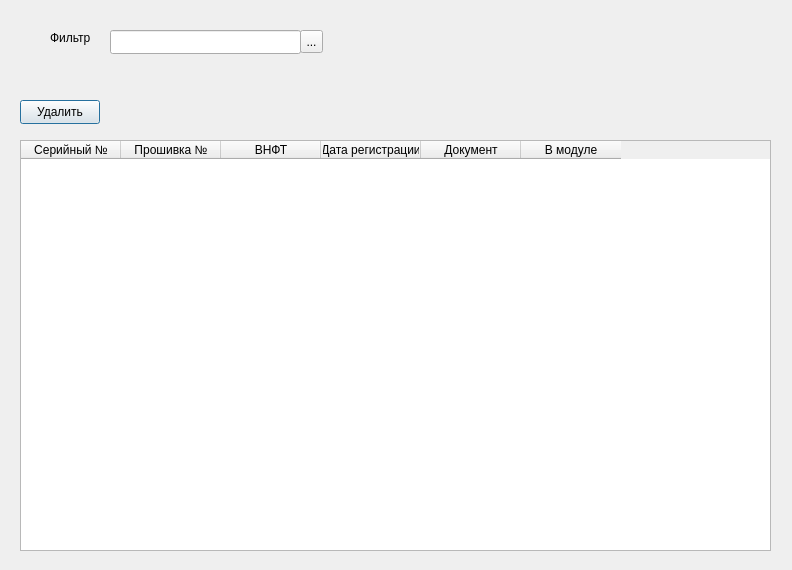
Before: the Qt Designer form Remont/platelistwindow.ui in AlexeyScherbakov2021/Remont2, drawn with Qt 5.
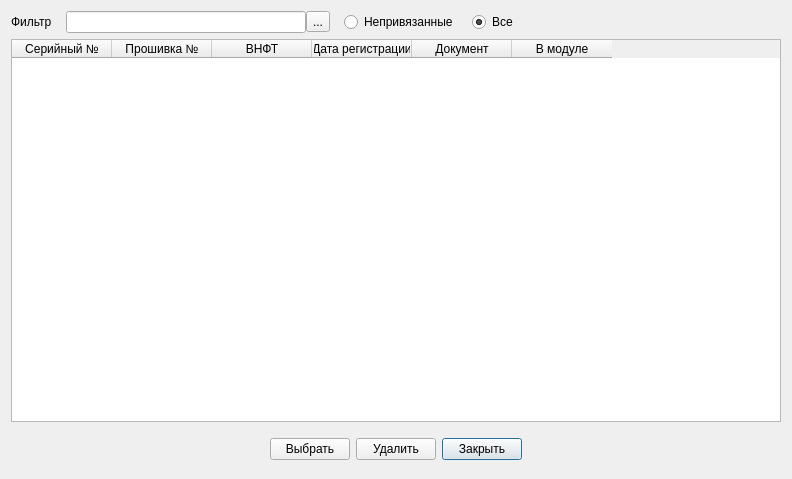
After: the same form once the commit is applied. Icons and pictures are not drawn.

Patch:
```diff
--- a/Remont/platelistwindow.ui
+++ b/Remont/platelistwindow.ui
@@ -7,21 +7,87 @@
     <x>0</x>
     <y>0</y>
     <width>792</width>
-    <height>570</height>
+    <height>479</height>
    </rect>
   </property>
   <property name="windowTitle">
    <string>Список плат</string>
   </property>
+  <layout class="QVBoxLayout" name="verticalLayout_2">
+   <item>
+    <layout class="QHBoxLayout" name="horizontalLayout_3">
+     <property name="spacing">
+      <number>14</number>
+     </property>
+     <item>
+      <widget class="QLabel" name="label">
+       <property name="text">
+        <string>Фильтр</string>
+       </property>
+      </widget>
+     </item>
+     <item>
+      <layout class="QHBoxLayout" name="horizontalLayout_2">
+       <property name="spacing">
+        <number>0</number>
+       </property>
+       <item>
+        <widget class="QLineEdit" name="leSearch"/>
+       </item>
+       <item>
+        <widget class="QToolButton" name="tbSearch">
+         <property name="text">
+          <string>...</string>
+         </property>
+         <property name="icon">
+          <iconset resource="resource.qrc">
+           <normaloff>:/image/search.png</normaloff>:/image/search.png</iconset>
+         </property>
+        </widget>
+       </item>
+      </layout>
+     </item>
+     <item>
+      <layout class="QHBoxLayout" name="horizontalLayout_4" stretch="0,0">
+       <item>
+        <widget class="QRadioButton" name="rbNotLink">
+         <property name="text">
+          <string>Непривязанные</string>
+         </property>
+         <property name="checked">
+          <bool>false</bool>
+         </property>
+        </widget>
+       </item>
+       <item>
+        <widget class="QRadioButton" name="rbAll">
+         <property name="text">
+          <string>Все</string>
+         </property>
+         <property name="checked">
+          <bool>true</bool>
+         </property>
+        </widget>
+       </item>
+      </layout>
+     </item>
+     <item>
+      <spacer name="horizontalSpacer_3">
+       <property name="orientation">
+        <enum>Qt::Orientation::Horizontal</enum>
+       </property>
+       <property name="sizeHint" stdset="0">
+        <size>
+         <width>40</width>
+         <height>20</height>
+        </size>
+       </property>
+      </spacer>
+     </item>
+    </layout>
+   </item>
+   <item>
   <widget class="QTableWidget" name="twPlates">
-   <property name="geometry">
-    <rect>
-     <x>20</x>
-     <y>140</y>
-     <width>751</width>
-     <height>411</height>
-    </rect>
-   </property>
    <property name="alternatingRowColors">
     <bool>true</bool>
    </property>
@@ -59,55 +125,47 @@
     </property>
    </column>
   </widget>
-  <widget class="QLabel" name="label">
-   <property name="geometry">
-    <rect>
-     <x>50</x>
-     <y>30</y>
-     <width>49</width>
-     <height>16</height>
-    </rect>
-   </property>
-   <property name="text">
-    <string>Фильтр</string>
-   </property>
-  </widget>
-  <widget class="QLineEdit" name="leSearch">
-   <property name="geometry">
-    <rect>
-     <x>110</x>
-     <y>30</y>
-     <width>191</width>
-     <height>24</height>
-    </rect>
-   </property>
-  </widget>
-  <widget class="QToolButton" name="tbSearch">
-   <property name="geometry">
-    <rect>
-     <x>300</x>
-     <y>30</y>
-     <width>23</width>
-     <height>23</height>
-    </rect>
-   </property>
+   </item>
+   <item>
+    <layout class="QHBoxLayout" name="horizontalLayout">
+     <property name="topMargin">
+      <number>10</number>
+     </property>
+     <property name="bottomMargin">
+      <number>8</number>
+     </property>
+     <item>
+      <spacer name="horizontalSpacer">
+       <property name="orientation">
+        <enum>Qt::Orientation::Horizontal</enum>
+       </property>
+       <property name="sizeHint" stdset="0">
+        <size>
+         <width>40</width>
+         <height>20</height>
+        </size>
+       </property>
+      </spacer>
+     </item>
+     <item>
+      <widget class="QPushButton" name="pbSelect">
    <property name="text">
-    <string>...</string>
+        <string>Выбрать</string>
    </property>
    <property name="icon">
     <iconset resource="resource.qrc">
-     <normaloff>:/image/search.png</normaloff>:/image/search.png</iconset>
-   </property>
-  </widget>
+         <normaloff>:/image/Apply24x24.png</normaloff>:/image/Apply24x24.png</iconset>
+       </property>
+       <property name="iconSize">
+        <size>
+         <width>24</width>
+         <height>24</height>
+        </size>
+       </property>
+      </widget>
+     </item>
+     <item>
   <widget class="QPushButton" name="pbDelete">
-   <property name="geometry">
-    <rect>
-     <x>20</x>
-     <y>100</y>
-     <width>80</width>
-     <height>24</height>
-    </rect>
-   </property>
    <property name="text">
     <string>Удалить</string>
    </property>
@@ -115,7 +173,50 @@
     <iconset resource="resource.qrc">
      <normaloff>:/image/cancel2.png</normaloff>:/image/cancel2.png</iconset>
    </property>
-  </widget>
+       <property name="iconSize">
+        <size>
+         <width>24</width>
+         <height>24</height>
+        </size>
+       </property>
+      </widget>
+     </item>
+     <item>
+      <widget class="QPushButton" name="pbClose">
+       <property name="text">
+        <string>Закрыть</string>
+       </property>
+       <property name="icon">
+        <iconset resource="resource.qrc">
+         <normaloff>:/image/Exit.png</normaloff>:/image/Exit.png</iconset>
+       </property>
+       <property name="iconSize">
+        <size>
+         <width>24</width>
+         <height>24</height>
+        </size>
+       </property>
+       <property name="default">
+        <bool>true</bool>
+       </property>
+      </widget>
+     </item>
+     <item>
+      <spacer name="horizontalSpacer_2">
+       <property name="orientation">
+        <enum>Qt::Orientation::Horizontal</enum>
+       </property>
+       <property name="sizeHint" stdset="0">
+        <size>
+         <width>40</width>
+         <height>20</height>
+        </size>
+       </property>
+      </spacer>
+     </item>
+    </layout>
+   </item>
+  </layout>
  </widget>
  <resources>
   <include location="resource.qrc"/>
```
Left out of the diff: 19 changed lines with no effect on the pictures. Lines whose indentation alone changed are shown as unchanged.
